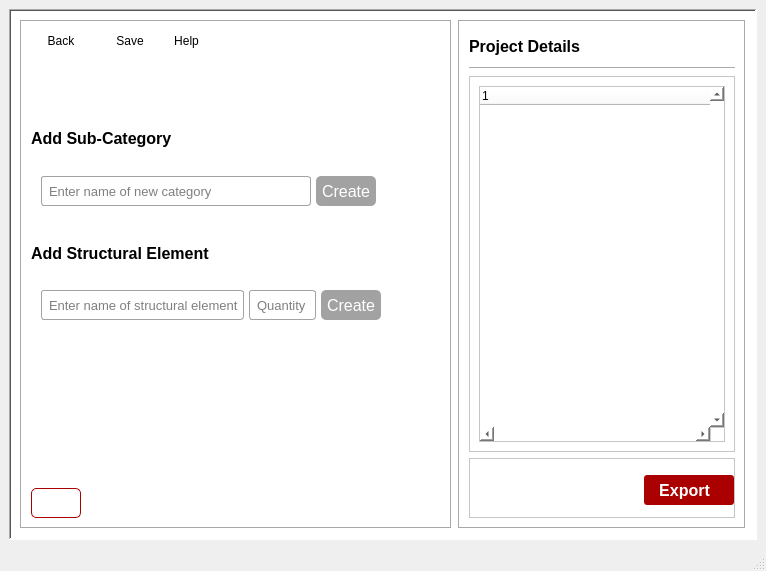
First picture: the form in assets/ui/GenBBS_catg1.ui, repository Ano-ly/GenBBS, before the edit.
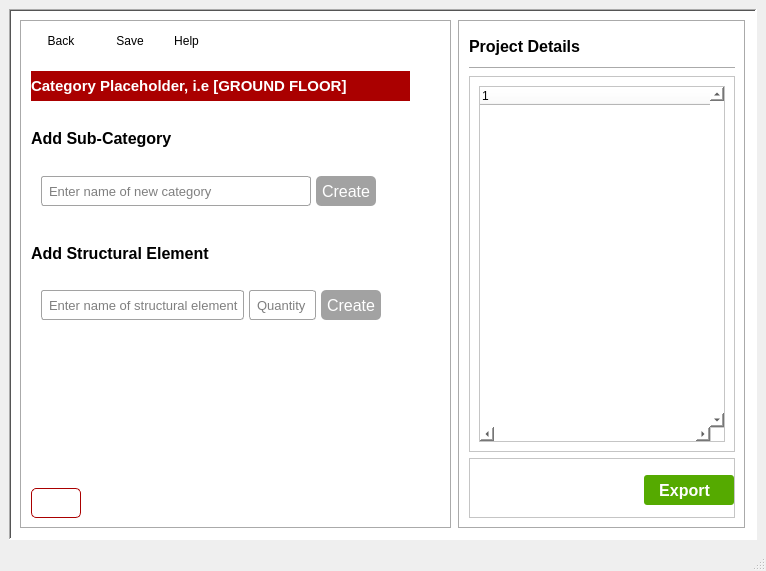
Second picture: the form after the edit. Icons and pictures are not drawn.

The edit to the form file:
```diff
--- a/assets/ui/GenBBS_catg1.ui
+++ b/assets/ui/GenBBS_catg1.ui
@@ -315,14 +315,8 @@
                <bool>false</bool>
               </property>
               <property name="styleSheet">
-               <string notr="true">
-	
-	background-image: url(:/images/Reinf_Backdrop.jpeg);
-    background-repeat: no-repeat;
-    background-position: center;
-    background-attachment: fixed;
-color: white;
-</string>
+               <string notr="true">background-color: rgb(170, 0, 0);
+color: rgb(255, 255, 255)</string>
               </property>
               <property name="text">
                <string>Category Placeholder, i.e [GROUND FLOOR]</string>
@@ -1769,7 +1763,7 @@
          </property>
          <property name="styleSheet">
           <string notr="true">QPushButton {
-	background-color: rgb(170, 0, 0);
+	background-color: rgb(85, 170, 0);
 	border-radius: 3px;
 	color: white;
 }
```
Left out of the diff: 2 changed lines with no effect on the pictures.
